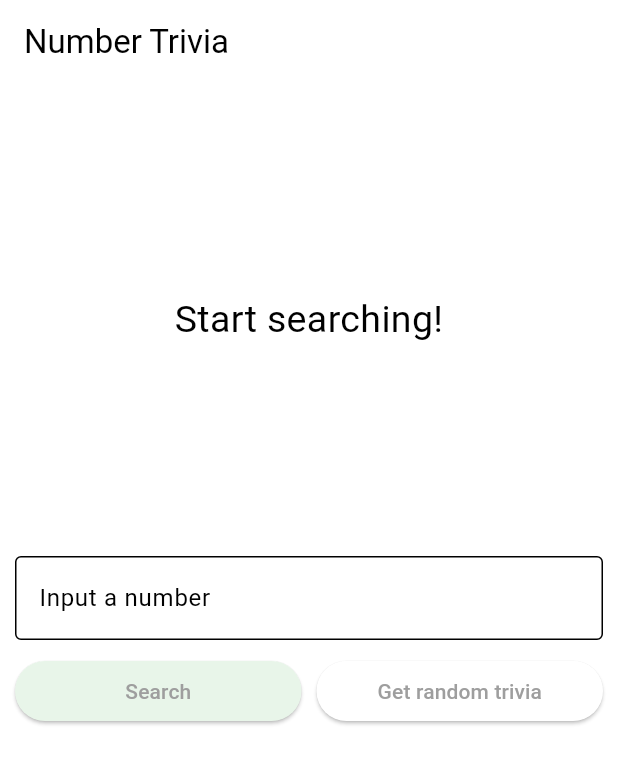
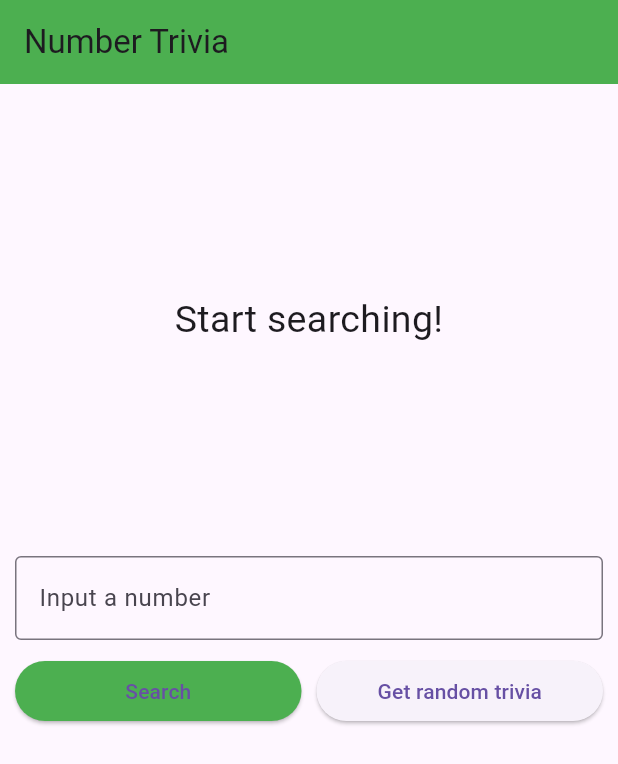
Before and after one commit to hichambouzkraoui/flutter_clean_architecture, a Flutter app: the screen it shows after launch, on a phone screen of 412 x 824 dp. Shown: the top 764 px of the screen. Run offline on Flutter 3.47's test engine with Material 3 defaults, Android fonts, the phone set to English and light mode, and no system bars; our stand-ins replace bloc, dartz, equatable, flutter_bloc, get_it, shared_preferences; missing offline and left inert: data_connection_checker_nulls.

Commit message:
update theme

```diff
--- a/lib/features/number_trivia/presentation/pages/number_trivia_page.dart
+++ b/lib/features/number_trivia/presentation/pages/number_trivia_page.dart
@@ -11,6 +11,7 @@ class NumberTriviaPage extends StatelessWidget {
     return Scaffold(
       appBar: AppBar(
         title: Text('Number Trivia'),
+        backgroundColor: Theme.of(context).primaryColor
       ),
       body: SingleChildScrollView(
         child: buildBody(context),
--- a/lib/main.dart
+++ b/lib/main.dart
@@ -12,11 +12,9 @@ class MyApp extends StatelessWidget {
     return MaterialApp(
       title: 'Number Trivia',
       theme: ThemeData(
-        primaryColor: Colors.green.shade50,
-        colorScheme: ColorScheme.fromSwatch(
-          primarySwatch: Colors.grey
-        ),
-      ),
+              primaryColor: Colors.green,
+              primarySwatch: Colors.green
+              ),
       home: NumberTriviaPage(),
     );
   }
```
